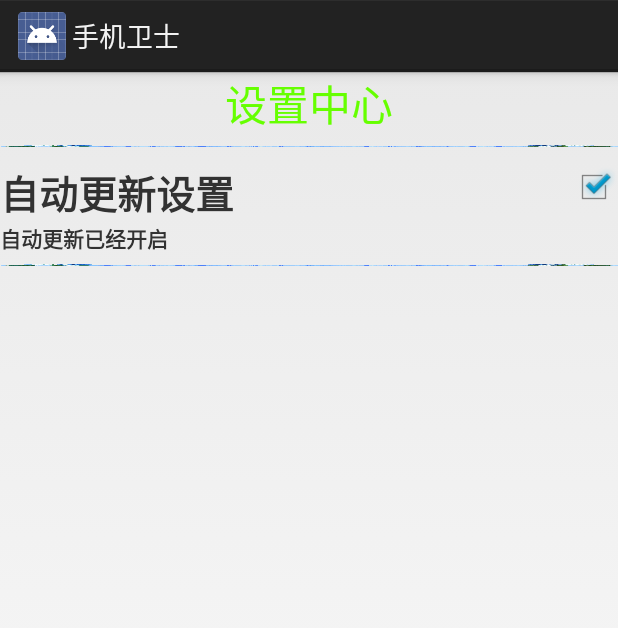
After one commit to zane001/MobileSafe, an Android app: the SettingCenterActivity screen opened directly, with no data from a screen before it, on a phone screen of 412 x 824 dp. The commit adds this screen. Shown: the top 628 px of the screen. Run offline under Robolectric (Android 15) with nearby library versions, the phone set to English and light mode, and no system bars.

Commit message:
Update
增加自动联网更新版本、设置中心开启（关闭）自动更新、手机防盗设置密码（采用Md5加密）

```diff
--- a/src/main/AndroidManifest.xml
+++ b/src/main/AndroidManifest.xml
@@ -11,7 +11,7 @@
         android:label="@string/app_name"
         android:theme="@style/AppTheme" >
         <activity
-            android:name="com.zane001.mobilesafe.SplashActivity"
+            android:name=".SplashActivity"
             android:label="@string/app_name" >
             <intent-filter>
                 <action android:name="android.intent.action.MAIN" />
@@ -20,6 +20,8 @@
             </intent-filter>
         </activity>
         <activity android:name=".MainActivity"/>
+        <activity android:name=".SettingCenterActivity"/>
+        <activity android:name=".LostProtectedActivity"/>
     </application>
 
 </manifest>
--- /dev/null
+++ b/src/main/java/com/zane001/mobilesafe/SettingCenterActivity.java
@@ -0,0 +1,51 @@
+package com.zane001.mobilesafe;
+
+import android.app.Activity;
+import android.content.SharedPreferences;
+import android.graphics.Color;
+import android.os.Bundle;
+import android.widget.CheckBox;
+import android.widget.CompoundButton;
+import android.widget.TextView;
+
+/**
+ * Created by zane001 on 2014/6/19.
+ */
+public class SettingCenterActivity extends Activity {
+
+    private SharedPreferences sp;   //用于存储是否开启自动更新的boolean值
+    private TextView tv_setting_autoUpdate_status; //自动更新的显示文字
+    private CheckBox cb_setting_autoUpdate; //是否开启自动更新
+
+    @Override
+    protected void onCreate(Bundle savedInstanceState) {
+        setContentView(R.layout.setting_center);
+        super.onCreate(savedInstanceState);
+        sp = getSharedPreferences("config", MODE_PRIVATE);
+        cb_setting_autoUpdate = (CheckBox) findViewById(R.id.cb_setting_autoUpdate);
+        tv_setting_autoUpdate_status = (TextView) findViewById(R.id.tv_setting_autoUpdate_status);
+        boolean autoUpdate = sp.getBoolean("autoUpdate", true); //初始化，默认开启更新
+        if(autoUpdate) {
+            tv_setting_autoUpdate_status.setText("自动更新已经开启");
+            cb_setting_autoUpdate.setChecked(true);
+        } else {
+            tv_setting_autoUpdate_status.setText("自动更新已经关闭");
+            cb_setting_autoUpdate.setChecked(false);
+        }
+        cb_setting_autoUpdate.setOnCheckedChangeListener(new CompoundButton.OnCheckedChangeListener() {
+            @Override
+            public void onCheckedChanged(CompoundButton compoundButton, boolean isChecked) {
+                SharedPreferences.Editor editor = sp.edit();    //获取编辑器
+                editor.putBoolean("autoUpdate", isChecked); //持久化存储
+                editor.commit();    //将数据提交
+                if(isChecked) {
+                    tv_setting_autoUpdate_status.setText("自动更新已经开启");
+                    tv_setting_autoUpdate_status.setTextColor(Color.MAGENTA);
+                } else {
+                    tv_setting_autoUpdate_status.setText("自动更新已经关闭");
+                    tv_setting_autoUpdate_status.setTextColor(Color.RED);
+                }
+            }
+        });
+    }
+}
--- /dev/null
+++ b/src/main/res/drawable-hdpi/bg_normal.xml
@@ -0,0 +1,6 @@
+<?xml version="1.0" encoding="UTF-8" ?>
+<shape xmlns:android="http://schemas.android.com/apk/res/android"
+    android:shape="rectangle">
+    <corners android:radius="20dp"/>
+    <solid android:color="#9400d3"/>
+</shape>
--- /dev/null
+++ b/src/main/res/drawable-hdpi/bg_normal_pressed.xml
@@ -0,0 +1,6 @@
+<?xml version="1.0" encoding="UTF-8" ?>
+<shape xmlns:android="http://schemas.android.com/apk/res/android"
+    android:shape="rectangle">
+    <corners android:radius="20dp"/>
+    <solid android:color="#00ff5b"/>
+</shape>
--- a/src/main/res/layout/main.xml
+++ b/src/main/res/layout/main.xml
@@ -19,6 +19,7 @@
 
     <GridView
         android:id="@+id/gv_main"
+        android:listSelector="@android:color/transparent"
         android:layout_width="fill_parent"
         android:layout_height="fill_parent"
         android:layout_marginTop="5dp"
--- a/src/main/res/layout/main_item.xml
+++ b/src/main/res/layout/main_item.xml
@@ -2,6 +2,7 @@
     android:layout_width="wrap_content"
     android:layout_height="wrap_content"
     android:gravity="center_horizontal"
+    android:background="@drawable/bg_selector"
     android:orientation="vertical">
 
     <ImageView
--- /dev/null
+++ b/src/main/res/layout/setting_center.xml
@@ -0,0 +1,55 @@
+<?xml version="1.0" encoding="utf-8"?>
+<LinearLayout xmlns:android="http://schemas.android.com/apk/res/android"
+    android:layout_width="match_parent"
+    android:layout_height="match_parent"
+    android:orientation="vertical">
+
+    <TextView
+        android:layout_width="wrap_content"
+        android:layout_height="wrap_content"
+        android:layout_gravity="center_horizontal"
+        android:text="@string/setting_center"
+        android:textColor="#66ff00"
+        android:textSize="28sp" />
+
+    <View
+        android:layout_width="fill_parent"
+        android:layout_height="5dp"
+        android:layout_marginTop="5dp"
+        android:background="@drawable/devide_line" />
+
+    <RelativeLayout
+        android:layout_width="fill_parent"
+        android:layout_height="wrap_content"
+        android:layout_marginTop="8dp">
+
+        <TextView
+            android:id="@+id/tv_setting_autoUpdate_text"
+            android:layout_width="wrap_content"
+            android:layout_height="wrap_content"
+            android:text="@string/autoUpdate"
+            android:textSize="26sp"
+            android:textStyle="bold" />
+
+        <TextView
+            android:id="@+id/tv_setting_autoUpdate_status"
+            android:layout_width="wrap_content"
+            android:layout_height="wrap_content"
+            android:layout_below="@id/tv_setting_autoUpdate_text"
+            android:text="@string/autoUpdateOpen"
+            android:textSize="14sp"
+            android:textStyle="bold" />
+
+        <CheckBox
+            android:id="@+id/cb_setting_autoUpdate"
+            android:layout_width="wrap_content"
+            android:layout_height="wrap_content"
+            android:layout_alignParentRight="true"
+            android:checked="false"/>
+    </RelativeLayout>
+    <View
+        android:layout_width="fill_parent"
+        android:layout_height="5dp"
+        android:layout_marginTop="5dp"
+        android:background="@drawable/devide_line" />
+</LinearLayout>
--- a/src/main/res/values/strings.xml
+++ b/src/main/res/values/strings.xml
@@ -5,5 +5,14 @@
     <string name="version">版本号：</string>
     <string name="action_settings">Settings</string>
     <string name="widget01">手机防盗</string>
+    <string name="setting_center">设置中心</string>
+    <string name="autoUpdate">自动更新设置</string>
+    <string name="autoUpdateOpen">自动更新没有开启</string>
+    <string name="setPwd">设置密码</string>
+    <string name="hint_input_pwd">请输入密码</string>
+    <string name="hint_input_pwd_again">请再次输入密码</string>
+    <string name="confirm">确定</string>
+    <string name="cancel">取消</string>
+    <string name="inputPwd">输入密码</string>
 
 </resources>
```
Also changed, not shown: src/main/java/com/zane001/mobilesafe/LostProtectedActivity.java (added, +145 -0 lines), src/main/java/com/zane001/mobilesafe/MainActivity.java (+19 -1 lines), src/main/java/com/zane001/mobilesafe/SplashActivity.java (+13 -3 lines), src/main/java/com/zane001/mobilesafe/utils/Md5Encoder.java (added, +33 -0 lines), src/main/res/drawable-hdpi/bg_selector.xml (added, +9 -0 lines), src/main/res/layout/first_entry_dialog.xml (added, +56 -0 lines), src/main/res/layout/normal_entry_dialog.xml (added, +49 -0 lines), src/main/res/drawable-hdpi/appicon.jpg (added), src/main/res/drawable-hdpi/appicon.png (deleted).
